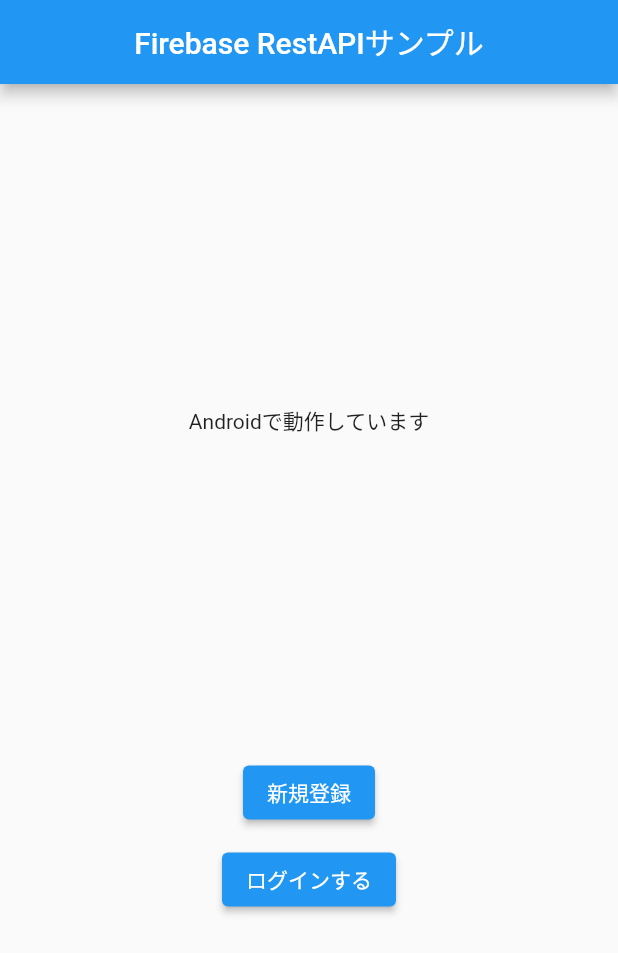
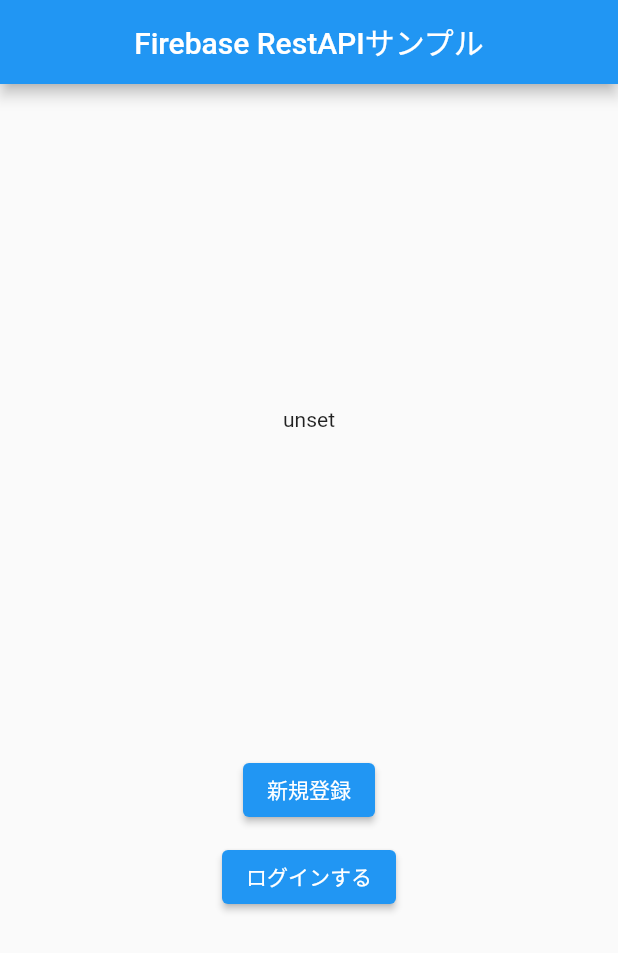
Before and after one commit to morio77/flutter-firebase-restapi, a Flutter app: the screen it shows after launch, on a phone screen of 412 x 824 dp. Shown: the top 953 px of the screen. Run offline on Flutter 3.47's test engine with Material 2 defaults, Android fonts, the phone set to English and light mode, and no system bars; our stand-ins replace flutter_dotenv.

Commit message:
.envファイルでAPIKEYを追加

```diff
--- a/firebase_restapi/lib/main.dart
+++ b/firebase_restapi/lib/main.dart
@@ -2,8 +2,10 @@
 import 'package:firebase_restapi/pages/sign_in.dart';
 import 'package:firebase_restapi/pages/sign_up.dart';
 import 'package:flutter/material.dart';
+import 'package:flutter_dotenv/flutter_dotenv.dart' as DotEnv;
 
-void main() {
+Future<void> main() async {
+  await DotEnv.load(fileName: '.env'); // <-追加
   runApp(MyApp());
 }
 
--- a/firebase_restapi/lib/pages/home.dart
+++ b/firebase_restapi/lib/pages/home.dart
@@ -2,6 +2,7 @@
 
 import 'package:flutter/foundation.dart';
 import 'package:flutter/material.dart';
+import 'package:flutter_dotenv/flutter_dotenv.dart';
 
 class HomePage extends StatelessWidget {
   @override
@@ -31,7 +32,8 @@
 
   Widget _OSName() {
     var os = _getCurrentOS().toString().substring(3);
-    return Text('$osで動作しています');
+    // return Text('$osで動作しています');
+    return Text(env['APIKEY']);
   }
 
   Widget _SignUpButton(BuildContext context) {
```
Also changed, not shown: firebase_restapi/pubspec.yaml (+5 -2 lines), firebase_restapi/lib/pages/sign_up.dart (line endings or trailing spaces), firebase_restapi/pubspec.lock, firebase_restapi/sample.env (added), 1 other file.
